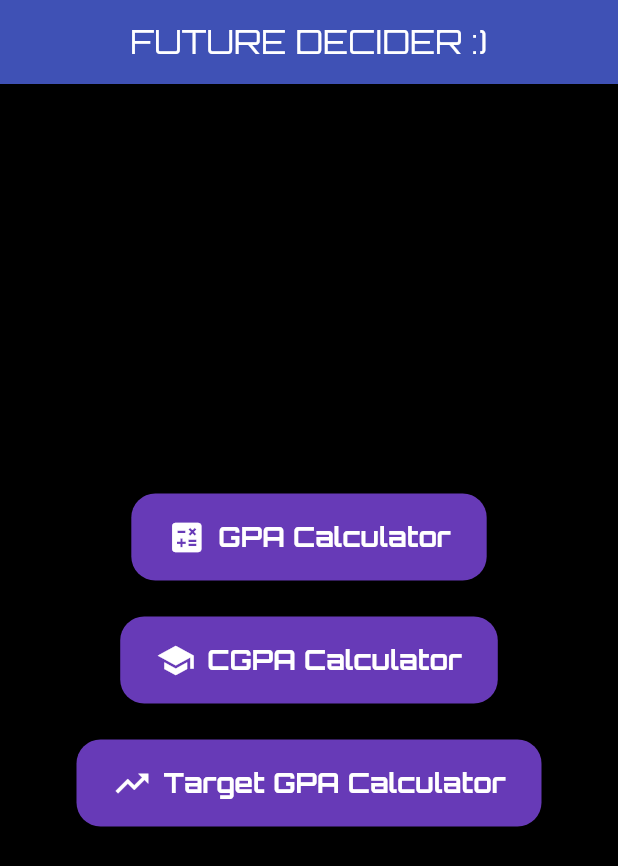
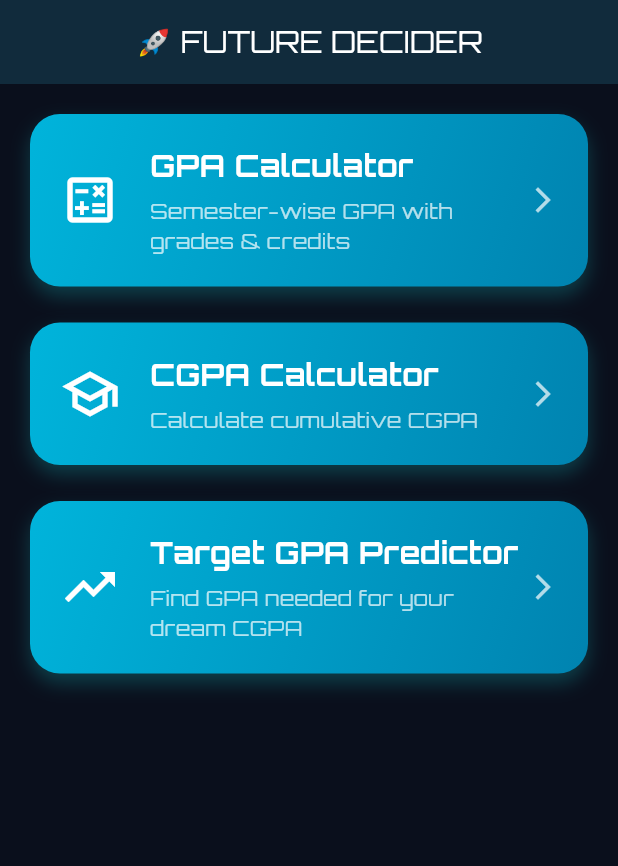
Before and after one commit to Gursharath/GPA_CGPA_Calculator, a Flutter app: the screen it shows after launch, on a phone screen of 412 x 824 dp. Shown: the top 866 px of the screen. Run offline on Flutter 3.47's test engine with Material 3 defaults, Android fonts, the phone set to English and light mode, and no system bars; our stand-ins replace google_fonts.

Commit message:
Initial commit

```diff
--- a/lib/main.dart
+++ b/lib/main.dart
@@ -2,7 +2,8 @@ import 'package:flutter/material.dart';
 import 'package:google_fonts/google_fonts.dart';
 import 'screens/home_screen.dart';
 import 'screens/semester_screen.dart';
-import 'screens/target_gpa_screen.dart'; // ✅ import new screen
+import 'screens/target_gpa_screen.dart';
+import 'widgets/animated_card.dart'; // ✅ import AnimatedCard
 
 void main() {
   runApp(const GPAApp());
@@ -18,20 +19,22 @@ class GPAApp extends StatelessWidget {
       themeMode: ThemeMode.dark,
       theme: ThemeData(
         useMaterial3: true,
-        colorScheme: ColorScheme.fromSeed(seedColor: Colors.indigo),
+        colorScheme: ColorScheme.fromSeed(seedColor: Colors.cyan),
         textTheme: GoogleFonts.orbitronTextTheme(),
       ),
       darkTheme: ThemeData(
         useMaterial3: true,
         brightness: Brightness.dark,
-        scaffoldBackgroundColor: Colors.black,
+        scaffoldBackgroundColor: const Color(0xFF0A0F1C),
         textTheme: GoogleFonts.orbitronTextTheme(ThemeData.dark().textTheme),
         appBarTheme: const AppBarTheme(
-          backgroundColor: Colors.indigo,
+          backgroundColor: Color(0xFF112B3C),
           foregroundColor: Colors.white,
+          centerTitle: true,
+          elevation: 0,
         ),
         colorScheme: ColorScheme.fromSeed(
-          seedColor: Colors.indigo,
+          seedColor: Colors.cyanAccent,
           brightness: Brightness.dark,
         ),
       ),
@@ -48,16 +51,19 @@ class HomeMenu extends StatelessWidget {
   Widget build(BuildContext context) {
     return Scaffold(
       appBar: AppBar(
-        title: Text("FUTURE DECIDER :)", style: GoogleFonts.orbitron()),
-        centerTitle: true,
+        title: Text(
+          "🚀 FUTURE DECIDER",
+          style: GoogleFonts.orbitron(fontSize: 20),
+        ),
       ),
-      body: Center(
-        child: Column(
-          mainAxisAlignment: MainAxisAlignment.center,
+      body: Padding(
+        padding: const EdgeInsets.all(20.0),
+        child: ListView(
           children: [
-            AnimatedButton(
-              icon: Icons.calculate,
-              label: "GPA Calculator",
+            AnimatedCard(
+              icon: Icons.calculate_outlined,
+              title: "GPA Calculator",
+              subtitle: "Semester-wise GPA with grades & credits",
               onTap:
                   () => Navigator.push(
                     context,
@@ -65,9 +71,10 @@ class HomeMenu extends StatelessWidget {
                   ),
             ),
             const SizedBox(height: 24),
-            AnimatedButton(
-              icon: Icons.school,
-              label: "CGPA Calculator",
+            AnimatedCard(
+              icon: Icons.school_outlined,
+              title: "CGPA Calculator",
+              subtitle: "Calculate cumulative CGPA",
               onTap:
                   () => Navigator.push(
                     context,
@@ -75,9 +82,10 @@ class HomeMenu extends StatelessWidget {
                   ),
             ),
             const SizedBox(height: 24),
-            AnimatedButton(
-              icon: Icons.trending_up,
-              label: "Target GPA Calculator", // ✅ New button
+            AnimatedCard(
+              icon: Icons.trending_up_outlined,
+              title: "Target GPA Predictor",
+              subtitle: "Find GPA needed for your dream CGPA",
               onTap:
                   () => Navigator.push(
                     context,
@@ -90,33 +98,3 @@ class HomeMenu extends StatelessWidget {
     );
   }
 }
-
-class AnimatedButton extends StatelessWidget {
-  final IconData icon;
-  final String label;
-  final VoidCallback onTap;
-
-  const AnimatedButton({
-    super.key,
-    required this.icon,
-    required this.label,
-    required this.onTap,
-  });
-
-  @override
-  Widget build(BuildContext context) {
-    return ElevatedButton.icon(
-      onPressed: onTap,
-      icon: Icon(icon, size: 26),
-      label: Text(label, style: GoogleFonts.orbitron(fontSize: 18)),
-      style: ElevatedButton.styleFrom(
-        backgroundColor: Colors.deepPurple,
-        foregroundColor: Colors.white,
-        padding: const EdgeInsets.symmetric(horizontal: 24, vertical: 16),
-        elevation: 10,
-        shape: RoundedRectangleBorder(borderRadius: BorderRadius.circular(16)),
-        textStyle: const TextStyle(fontWeight: FontWeight.bold),
-      ),
-    );
-  }
-}
--- /dev/null
+++ b/lib/widgets/animated_card.dart
@@ -0,0 +1,79 @@
+import 'package:flutter/material.dart';
+import 'package:google_fonts/google_fonts.dart';
+
+class AnimatedCard extends StatelessWidget {
+  final IconData icon;
+  final String title;
+  final String subtitle;
+  final VoidCallback onTap;
+
+  const AnimatedCard({
+    super.key,
+    required this.icon,
+    required this.title,
+    required this.subtitle,
+    required this.onTap,
+  });
+
+  @override
+  Widget build(BuildContext context) {
+    return InkWell(
+      onTap: onTap,
+      borderRadius: BorderRadius.circular(20),
+      child: Ink(
+        decoration: BoxDecoration(
+          gradient: const LinearGradient(
+            colors: [Color(0xFF00B4DB), Color(0xFF0083B0)],
+            begin: Alignment.topLeft,
+            end: Alignment.bottomRight,
+          ),
+          borderRadius: BorderRadius.circular(20),
+          boxShadow: [
+            BoxShadow(
+              color: Colors.cyanAccent.withOpacity(0.2),
+              blurRadius: 10,
+              offset: const Offset(0, 6),
+            ),
+          ],
+        ),
+        child: Padding(
+          padding: const EdgeInsets.all(20),
+          child: Row(
+            children: [
+              Icon(icon, color: Colors.white, size: 40),
+              const SizedBox(width: 20),
+              Expanded(
+                child: Column(
+                  crossAxisAlignment: CrossAxisAlignment.start,
+                  children: [
+                    Text(
+                      title,
+                      style: GoogleFonts.orbitron(
+                        fontSize: 20,
+                        fontWeight: FontWeight.bold,
+                        color: Colors.white,
+                      ),
+                    ),
+                    const SizedBox(height: 6),
+                    Text(
+                      subtitle,
+                      style: GoogleFonts.orbitron(
+                        fontSize: 14,
+                        color: Colors.white70,
+                      ),
+                    ),
+                  ],
+                ),
+              ),
+              const Icon(
+                Icons.arrow_forward_ios,
+                color: Colors.white70,
+                size: 20,
+              ),
+            ],
+          ),
+        ),
+      ),
+    );
+  }
+}
```
Also changed, not shown: lib/screens/home_screen.dart (+30 -33 lines), lib/screens/semester_screen.dart (+17 -11 lines), lib/screens/target_gpa_screen.dart (+8 -1 lines).
